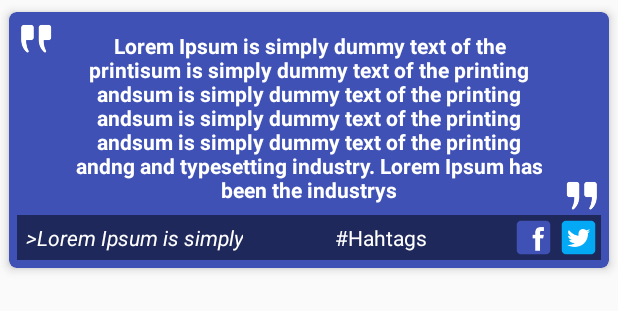
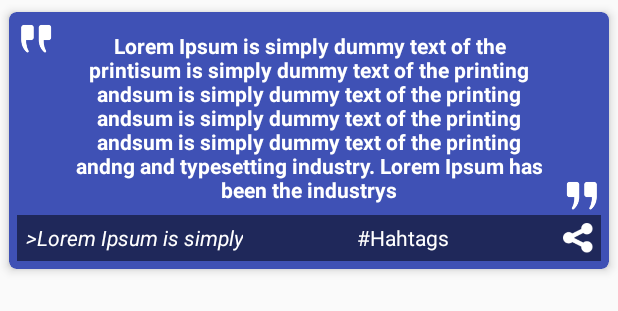
Before and after one commit to Anael-S/Quote, an Android app: the layout row_quote.xml on its own in the app's theme, with its tools: preview values and no code run, on a phone screen of 412 x 824 dp. Shown: the top 311 px of the screen. Run offline under Robolectric (Android 15) with nearby library versions, the phone set to English and light mode, and no system bars; network calls fail.

Commit message:
Added share feature

```diff
--- a/app/src/main/res/layout/row_quote.xml
+++ b/app/src/main/res/layout/row_quote.xml
@@ -75,7 +75,7 @@
                     android:layout_height="wrap_content"
                     android:layout_centerVertical="true"
                     android:layout_toEndOf="@+id/textViewAuthor"
-                    android:layout_toStartOf="@+id/imageButtonFacebook"
+                    android:layout_toStartOf="@+id/imageButtonShare"
                     android:gravity="center"
                     android:text="#Hahtags"
                     android:layout_marginStart="@dimen/margin_start_footer"
@@ -83,18 +83,13 @@
                    />
 
                 <ImageButton
-                    android:id="@+id/imageButtonFacebook"
+                    android:id="@+id/imageButtonShare"
                     android:layout_width="@dimen/size_button_share"
                     android:layout_height="@dimen/size_button_share"
-                    android:layout_toStartOf="@+id/imageButtonTwitter"
-                    android:background="@drawable/ic_facebook" />
+                    android:layout_margin="@dimen/margin_share"
+                    android:layout_alignParentEnd="true"
+                    android:background="@drawable/ic_share" />
 
-                <ImageButton
-                    android:id="@+id/imageButtonTwitter"
-                    android:layout_width="@dimen/size_button_share"
-                    android:layout_height="@dimen/size_button_share"
-                    android:layout_alignParentEnd="true"
-                    android:background="@drawable/ic_twitter" />
 
             </RelativeLayout>
         </RelativeLayout>
--- a/app/src/main/res/values/dimens.xml
+++ b/app/src/main/res/values/dimens.xml
@@ -3,10 +3,11 @@
     <dimen name="activity_horizontal_margin">16dp</dimen>
     <dimen name="activity_vertical_margin">16dp</dimen>
 
-    <dimen name="size_button_share">30dp</dimen>
+    <dimen name="size_button_share">20dp</dimen>
     <dimen name="padding_quote">7dp</dimen>
     <dimen name="small_padding_quote">5dp</dimen>
     <dimen name="margin_start_footer">5dp</dimen>
     <dimen name="size_quote">25dp</dimen>
+    <dimen name="margin_share">5dp</dimen>
     <integer name="max_tag_displayed">1</integer>
 </resources>
```
Also changed, not shown: app/src/main/java/anaels/com/quote/api/model/Quote.java (+11 -0 lines), app/src/main/java/anaels/com/quote/ui/QuoteAdapter.java (+14 -19 lines), app/src/main/res/drawable/ic_facebook.png (deleted), app/src/main/res/drawable/ic_share.png (added), app/src/main/res/drawable/ic_twitter.png (deleted).
